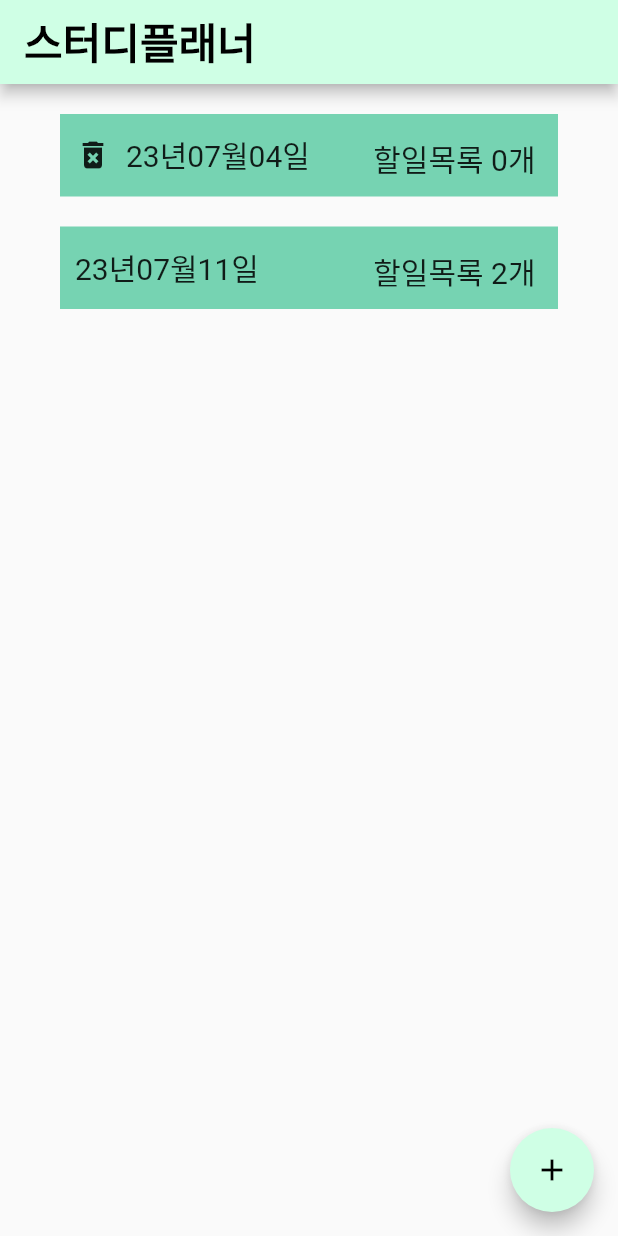
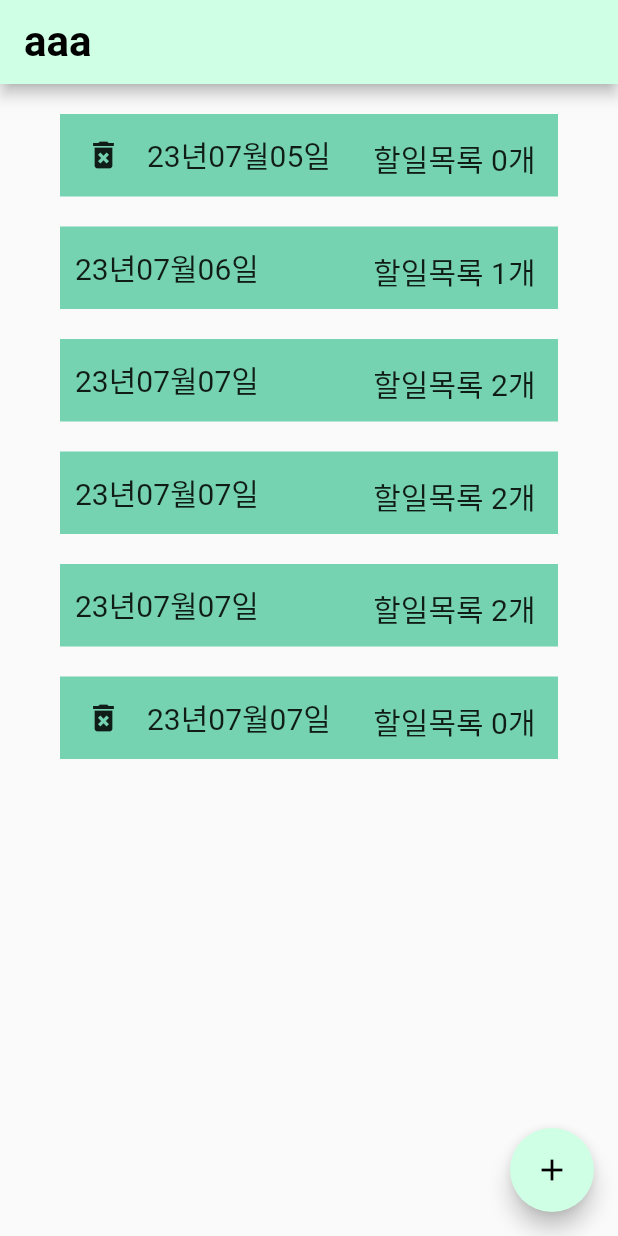
Before and after one commit to ThePerfectMartini/team_sparta_17, a Flutter app: the screen it shows after launch, after a tap on the "add" icon, on a phone screen of 412 x 824 dp. Run offline on Flutter 3.47's test engine with Material 2 defaults, Android fonts, the phone set to English and light mode, and no system bars.

Commit message:
추가삭제기능 추가

```diff
--- a/lib/HomePage.dart
+++ b/lib/HomePage.dart
@@ -1,4 +1,7 @@
 import 'package:flutter/material.dart';
+import 'package:provider/provider.dart';
+
+import 'package:team_sparta_17/schedule_service.dart';
 import 'HomePage_cell.dart';
 
 class HomePage extends StatefulWidget {
@@ -9,46 +12,48 @@ class HomePage extends StatefulWidget {
 }
 
 class _HomePageState extends State<HomePage> {
-  final dummies = [
-    {
-      "date": '23년07월04일',
-      "todos": ['g', 'gd'],
-      "context": '내용',
-    },
-    {
-      "date": '23년07월11일',
-      "todos": [],
-      "context": '내용',
-    },
-  ];
-  //더미데이터
-
+  String name = '스터디플래너';
   @override
   Widget build(BuildContext context) {
     return MaterialApp(
       debugShowCheckedModeBanner: false,
-      home: Scaffold(
+      home:
+          Consumer<ScheduleService>(builder: (context, scheduleService, child) {
+        // scheduleService에서 scheduleList 가져옴
+        List<Schedule> scheduleList = scheduleService.scheduleList;
+        return Scaffold(
           appBar: AppBar(
             title: Text(
-            "스터디플래너",
+              name,
               style: TextStyle(
-                fontWeight: FontWeight.bold, fontSize: 28, color: Colors.black),
+                  fontWeight: FontWeight.bold,
+                  fontSize: 28,
+                  color: Colors.black),
             ),
             backgroundColor: Color(0xffCFFFE5),
           ),
           body: ListView.builder(
-          itemCount: dummies.length,
+            itemCount: scheduleList.length,
             itemBuilder: (context, index) {
-            return Cell(date: dummies[index]['date'].toString(), count: index);
+              return Cell(
+                date: scheduleList[index].date,
+                count: scheduleList[index].schedule_datail.length,
+                index: index,
+              );
             },
             //데이터 받아오는곳
           ),
           floatingActionButton: FloatingActionButton(
-          onPressed: () {},
+            onPressed: () {
+              setState(() {
+                name = "aaa";
+              });
+            },
             child: Icon(Icons.add, color: Colors.black),
             backgroundColor: Color(0xffCFFFE5),
           ),
-      ),
+        );
+      }),
     );
   }
 }
--- a/lib/HomePage_cell.dart
+++ b/lib/HomePage_cell.dart
@@ -1,15 +1,18 @@
 import 'package:flutter/material.dart';
+
+import 'schedule_service.dart';
 
 class Cell extends StatefulWidget {
   const Cell({
     Key? key,
     required this.date,
     required this.count,
+    required this.index,
   }) : super(key: key);
 
   final String date;
   final int count;
-
+  final int index;
   @override
   State<Cell> createState() => _CellState();
 }
@@ -30,8 +33,13 @@ class _CellState extends State<Cell> {
               Row(
                 children: [
                   Padding(
-                    padding: const EdgeInsets.all(10),
-                    child: Icon(Icons.delete_forever),
+                    padding: const EdgeInsets.all(5),
+                    child: IconButton(
+                      onPressed: () {
+                        ScheduleService().deleteSchedule(index: widget.index);
+                      },
+                      icon: Icon(Icons.delete_forever),
+                    ),
                   ),
                   Text(
                     widget.date,
@@ -52,6 +60,7 @@ class _CellState extends State<Cell> {
       );
     } else {
       return Padding(
+        //일반 셀
         padding: const EdgeInsets.fromLTRB(40, 20, 40, 0),
         child: Container(
           height: 55,
@@ -73,7 +82,7 @@ class _CellState extends State<Cell> {
               Padding(
                 padding: const EdgeInsets.all(15),
                 child: Text(
-                  "할일목록 2개",
+                  "할일목록 ${widget.count}개",
                   style: TextStyle(fontSize: 20),
                 ),
               ),
--- a/lib/main.dart
+++ b/lib/main.dart
@@ -1,6 +1,17 @@
 import 'package:flutter/material.dart';
+import 'package:provider/provider.dart';
+import 'package:team_sparta_17/schedule_service.dart';
 import 'HomePage.dart';
 
+import 'package:provider/provider.dart';
+
 void main() {
-  runApp(HomePage());
+  runApp(
+    MultiProvider(
+      providers: [
+        ChangeNotifierProvider(create: (context) => ScheduleService()),
+      ],
+      child: const HomePage(),
+    ),
+  );
 }
--- /dev/null
+++ b/lib/schedule_service.dart
@@ -0,0 +1,53 @@
+import 'package:flutter/material.dart';
+
+import 'main.dart';
+
+class Schedule {
+  Schedule({
+    required this.date,
+    required this.schedule_datail,
+  });
+
+  String date;
+  List schedule_datail;
+}
+
+class Schedule_detail {
+  Schedule_detail({
+    required this.title,
+    required this.context,
+  });
+
+  String title;
+  String context;
+}
+
+class ScheduleService extends ChangeNotifier {
+  List<Schedule> scheduleList = [
+    Schedule(date: '23년07월05일', schedule_datail: []),
+    Schedule(date: '23년07월06일', schedule_datail: [
+      Schedule_detail(title: '할일', context: '내용'),
+    ]),
+    Schedule(date: '23년07월07일', schedule_datail: [
+      Schedule_detail(title: '할일', context: '내용'),
+      Schedule_detail(title: '수학공부', context: '미적분'),
+    ]),
+    Schedule(date: '23년07월07일', schedule_datail: [
+      Schedule_detail(title: '할일', context: '내용'),
+      Schedule_detail(title: '수학공부', context: '미적분'),
+    ]),
+    Schedule(date: '23년07월07일', schedule_datail: [
+      Schedule_detail(title: '할일', context: '내용'),
+      Schedule_detail(title: '수학공부', context: '미적분'),
+    ]),
+    Schedule(date: '23년07월07일', schedule_datail: []),
+  ];
+
+  deleteSchedule({required int index}) {
+    print(scheduleList);
+    scheduleList.removeAt(index);
+    notifyListeners();
+    print(scheduleList);
+    print("휴지통클릭");
+  }
+}
--- a/pubspec.yaml
+++ b/pubspec.yaml
@@ -35,6 +35,7 @@ dependencies:
   # The following adds the Cupertino Icons font to your application.
   # Use with the CupertinoIcons class for iOS style icons.
   cupertino_icons: ^1.0.2
+  provider: ^6.0.5
 
 dev_dependencies:
   flutter_test:
```
Also changed, not shown: pubspec.lock. Lines whose indentation alone changed are shown as unchanged.
